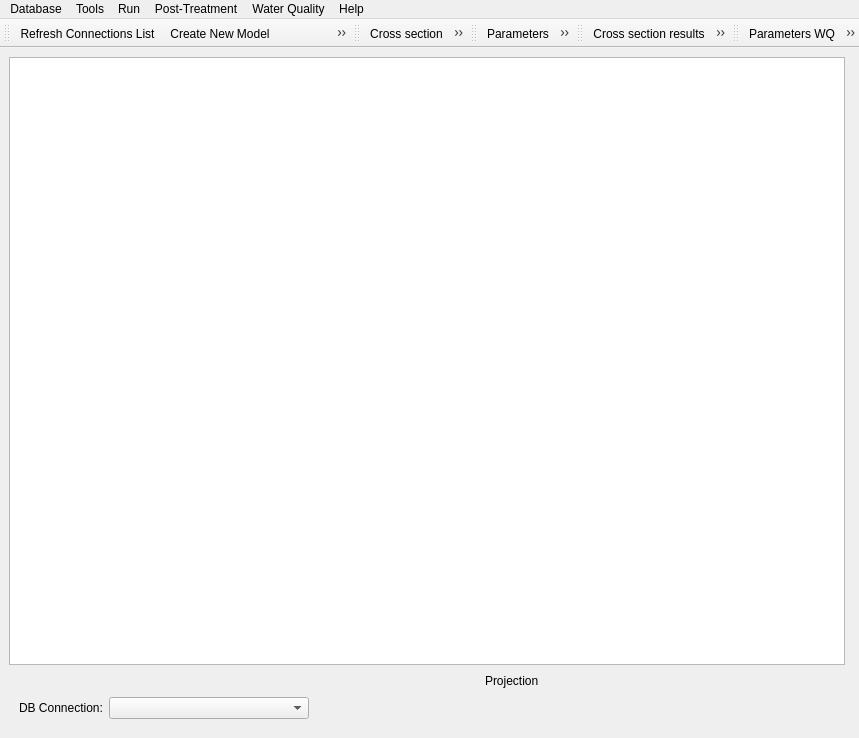
Old version of the form ui/MascPlug_dialog_base.ui in the repository Artelia/Mascaret.
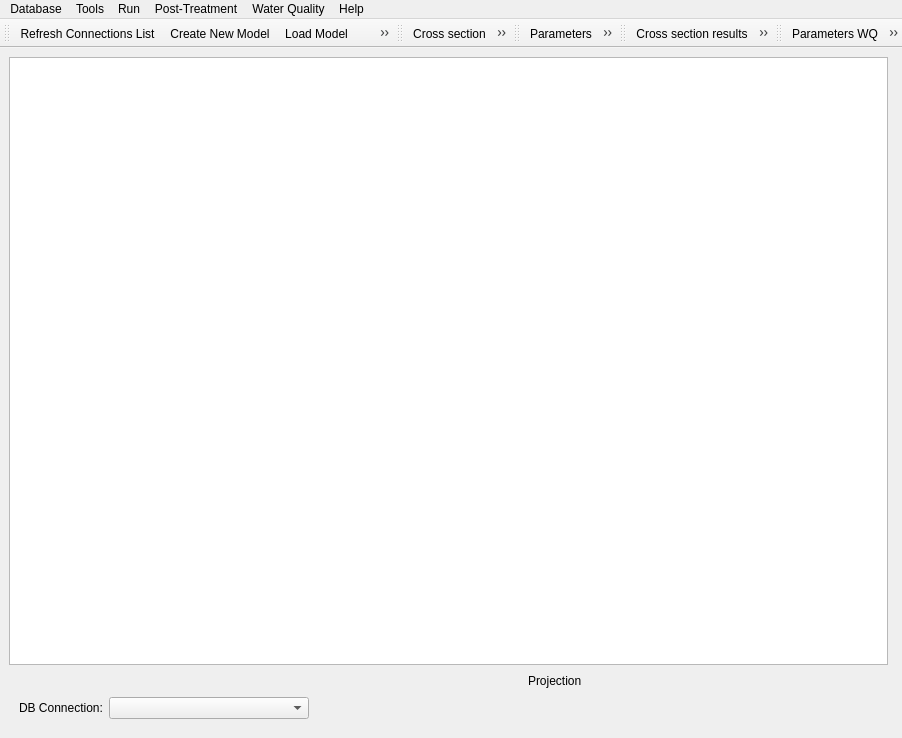
New version of the form. Icons and pictures are not drawn. Custom widgets are drawn as their Qt base class.

```diff
--- a/ui/MascPlug_dialog_base.ui
+++ b/ui/MascPlug_dialog_base.ui
@@ -9,7 +9,7 @@
    <rect>
     <x>0</x>
     <y>0</y>
-    <width>859</width>
+    <width>902</width>
     <height>738</height>
    </rect>
   </property>
@@ -176,7 +176,7 @@
     <rect>
      <x>0</x>
      <y>0</y>
-     <width>859</width>
+     <width>902</width>
      <height>21</height>
     </rect>
    </property>
@@ -360,6 +360,7 @@
    </attribute>
    <addaction name="actionParameters_Water_Quality"/>
    <addaction name="actionTracer_Laws"/>
+   <addaction name="actionObservations"/>
   </widget>
   <action name="actionWebsite">
    <property name="icon">
@@ -712,6 +713,14 @@
     <string>Update all PK</string>
    </property>
   </action>
+  <action name="actionObservations">
+   <property name="text">
+    <string>Obs</string>
+   </property>
+   <property name="toolTip">
+    <string>Observations</string>
+   </property>
+  </action>
  </widget>
  <customwidgets>
   <customwidget>
```
Left out of the diff: 2 changed lines with no effect on the pictures.
